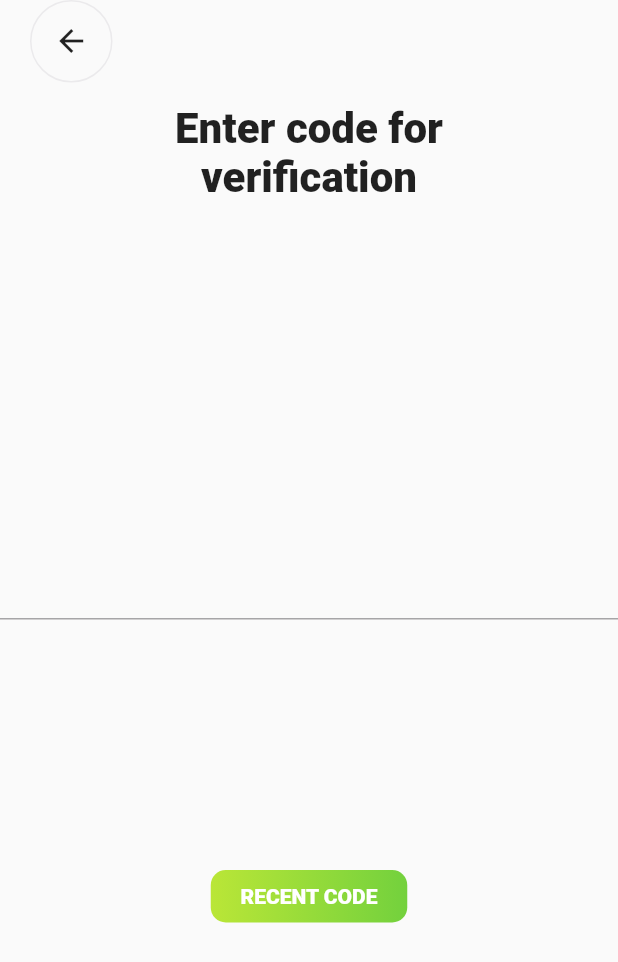
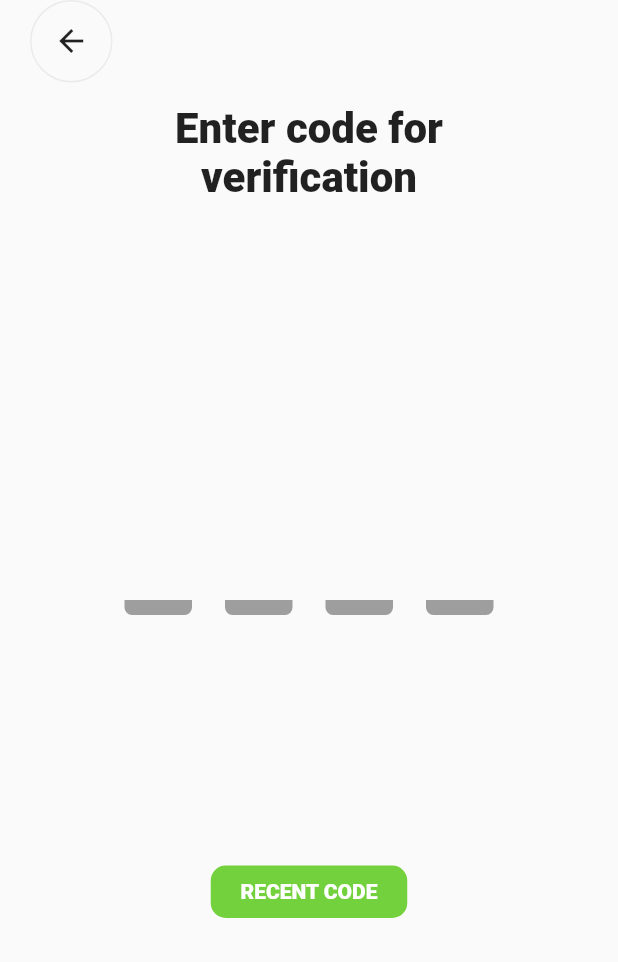
Before and after one commit to timurIsakov/epi_help_app, a Flutter app: the VerificationPhoneScreen screen opened directly, on a phone screen of 412 x 824 dp. Shown: the top 962 px of the screen. Run offline on Flutter 3.47's test engine with Material 2 defaults, Android fonts, the phone set to English and light mode, and no system bars; drawn by our look-alikes of keyboard_dismisser; our stand-ins replace flutter_svg.

Commit message:
Add input for verification phone number

```diff
--- a/lib/screens/log_in_screen.dart
+++ b/lib/screens/log_in_screen.dart
@@ -38,9 +38,15 @@ class _LogInScreenState extends State<LogInScreen> {
             "Log in with",
             style: TextStyle(fontSize: 30, fontWeight: FontWeight.w700),
           ),
-          const SizedBox(height: 114),
+          const SizedBox(height: 100),
           ButtonWidget(
-              onPress: () {},
+              onPress: () {
+                Navigator.push(
+                    context,
+                    MaterialPageRoute(
+                      builder: (context) => const LoginWithEmailScreen(),
+                    ));
+              },
               widget: const Text(
                 "PHONE NUMBER",
                 style: TextStyle(
@@ -51,12 +57,9 @@ class _LogInScreenState extends State<LogInScreen> {
           const SizedBox(height: 20),
           ButtonWidget(
             onPress: () {
-              Navigator.push(
-                  context,
-                  MaterialPageRoute(
-                    builder: (context) => const LoginWithEmailScreen(),
-                  ));
+
             },
+            border: Border.all(color: Color(0xff73D13D),width: 2),
             color: Colors.white,
             widget: const Text(
               "E-MAIL",
--- a/lib/screens/verification_phone_screen.dart
+++ b/lib/screens/verification_phone_screen.dart
@@ -1,6 +1,8 @@
 import 'package:epi_help_app/widgets/back_button_widget.dart';
 import 'package:epi_help_app/widgets/button_widget.dart';
+import 'package:epi_help_app/widgets/input_number_form_widget.dart';
 import 'package:flutter/material.dart';
+import 'package:keyboard_dismisser/keyboard_dismisser.dart';
 
 class VerificationPhoneScreen extends StatefulWidget {
   const VerificationPhoneScreen({super.key});
@@ -13,7 +15,8 @@ class VerificationPhoneScreen extends StatefulWidget {
 class _VerificationPhoneScreenState extends State<VerificationPhoneScreen> {
   @override
   Widget build(BuildContext context) {
-    return Scaffold(
+    return KeyboardDismisser(
+      child: Scaffold(
         body: SingleChildScrollView(
           child: SafeArea(
             child: Center(
@@ -41,9 +44,16 @@ class _VerificationPhoneScreenState extends State<VerificationPhoneScreen> {
                     ),
                   ),
                   const SizedBox(height: 230),
-                TextFormField(
+                  Padding(
+                    padding: const EdgeInsets.only(left: 72,right: 72),
+                    child: Row(
+                      mainAxisAlignment: MainAxisAlignment.spaceAround,
+                      children: [
+                        ...List.generate(4, (index) =>  InputNumberFormWidget())
+                      ],
+                    ),
+                  ),
 
-                ),
                   const SizedBox(height: 167),
                   ButtonWidget(
                     widget: const Text("RECENT CODE",
@@ -62,6 +72,7 @@ class _VerificationPhoneScreenState extends State<VerificationPhoneScreen> {
             ),
           ),
         ),
+      ),
     );
   }
 }
--- a/lib/widgets/button_widget.dart
+++ b/lib/widgets/button_widget.dart
@@ -7,6 +7,7 @@ class ButtonWidget extends StatelessWidget {
   final Widget widget;
   final Function() onPress;
   final double? borderRadius;
+  final Border? border;
 
   const ButtonWidget(
       {Key? key,
@@ -15,7 +16,7 @@ class ButtonWidget extends StatelessWidget {
       this.color,
       required this.widget,
       required this.onPress,
-      this.borderRadius})
+      this.borderRadius, this.border})
       : super(key: key);
 
   @override
@@ -29,10 +30,13 @@ class ButtonWidget extends StatelessWidget {
         height: height ?? 63,
         width: width ?? 374,
         decoration: BoxDecoration(
-          //color: color,
+          border: border,
+          color: color,
           borderRadius: BorderRadius.circular(borderRadius ?? 38),
-          gradient: const LinearGradient(
-              colors: [Color(0xffBAE637), Color(0xff73D13D)]),
+          gradient: color != null
+              ? null
+              : const LinearGradient(
+                  colors: [Color(0xffBAE637), Color(0xff73D13D)]),
         ),
         child: Center(child: widget),
       ),
--- /dev/null
+++ b/lib/widgets/input_number_form_widget.dart
@@ -0,0 +1,66 @@
+import 'package:flutter/material.dart';
+
+class InputNumberFormWidget extends StatefulWidget {
+  InputNumberFormWidget({Key? key}) : super(key: key);
+
+  @override
+  State<InputNumberFormWidget> createState() => _InputNumberFormWidgetState();
+}
+
+class _InputNumberFormWidgetState extends State<InputNumberFormWidget> {
+  final TextEditingController _textEditingController = TextEditingController();
+  bool isHasValue = false;
+
+  @override
+  void initState() {
+    // TODO: implement initState
+    super.initState();
+
+    _textEditingController.addListener(() {
+      setState(() {
+        isHasValue= _textEditingController.text.isNotEmpty;
+      });
+    });
+  }
+
+  @override
+  void dispose() {
+    // TODO: implement dispose
+    super.dispose();
+    _textEditingController.dispose();
+  }
+
+  @override
+  Widget build(BuildContext context) {
+    return SizedBox(
+      width: 45,
+      height: 45,
+      child: TextFormField(
+        textAlign: TextAlign.center,
+        keyboardType: TextInputType.number,
+        showCursor: false,
+        maxLength: 1,
+        controller: _textEditingController,
+        decoration: InputDecoration(
+
+          focusedBorder: UnderlineInputBorder(
+            borderSide:   BorderSide(
+              width: 10,
+              color: isHasValue ? const Color(0xffF2F3F7) : Colors.grey,
+            ),
+            borderRadius: BorderRadius.circular(5),
+          ),
+            counterText: "",
+            labelStyle: const TextStyle(
+                color: Colors.black, fontSize: 30, fontWeight: FontWeight.w600),
+            enabledBorder: UnderlineInputBorder(
+              borderSide:   BorderSide(
+                width: 10,
+                color: isHasValue ? const Color(0xffF2F3F7) : Colors.grey,
+              ),
+              borderRadius: BorderRadius.circular(5),
+            ),),
+      ),
+    );
+  }
+}
```
Lines whose indentation alone changed are shown as unchanged.
